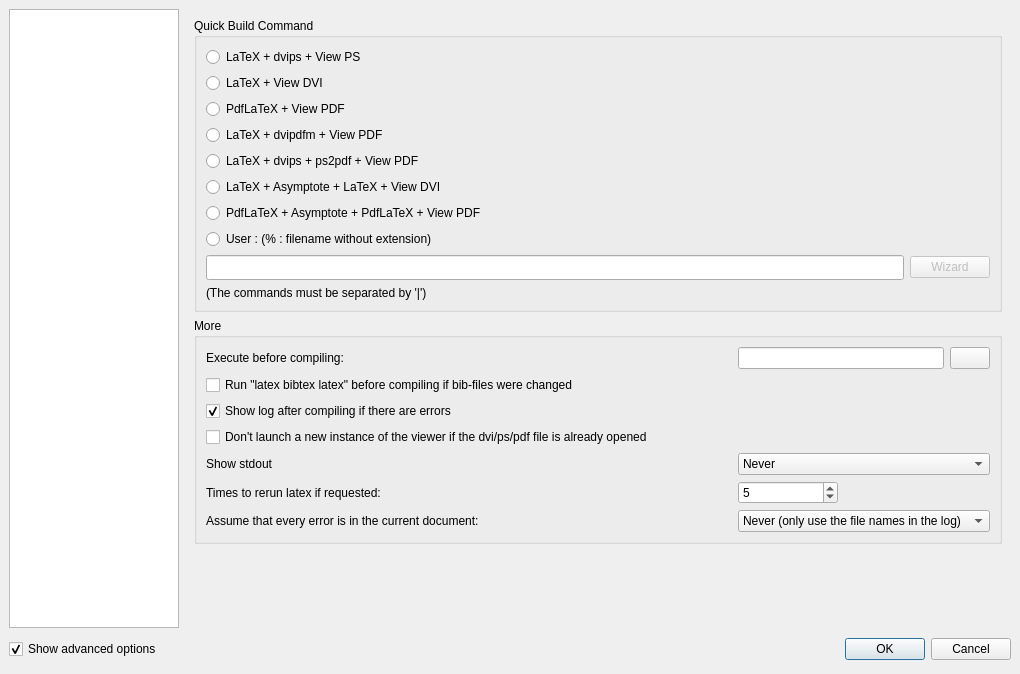
First picture: the form in configdialog.ui, repository svn2github/texstudio-trunk, before the edit.
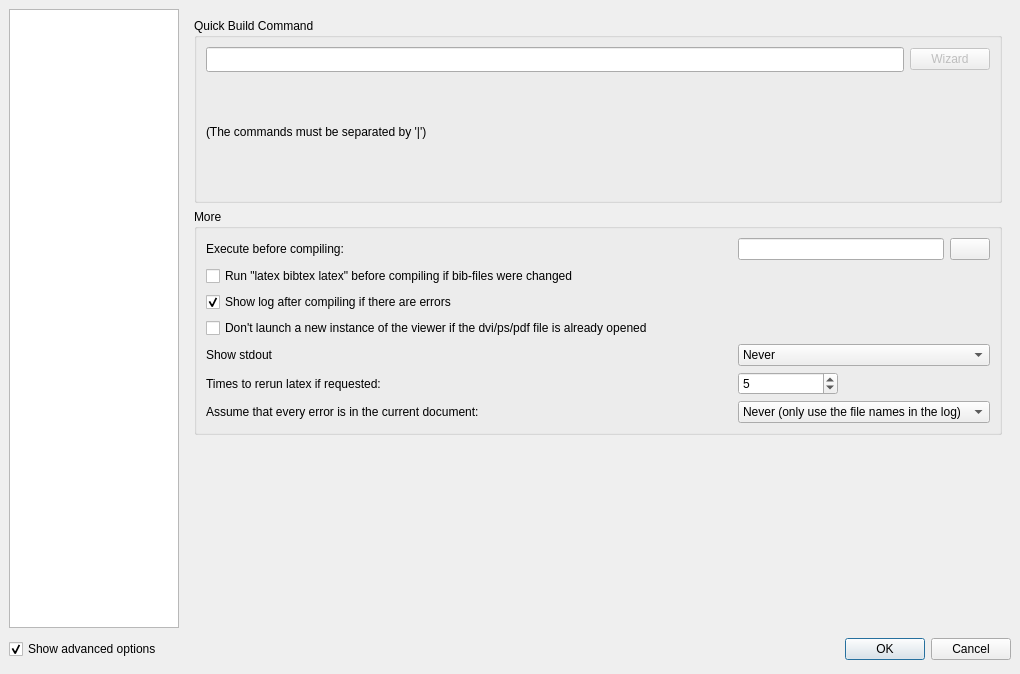
Second picture: the form after the edit. The open tabs and pages were chosen to show the change. Icons and pictures are not drawn.

Diff of the .ui file:
```diff
--- a/configdialog.ui
+++ b/configdialog.ui
@@ -678,66 +678,10 @@
           </property>
           <item row="0" column="0">
            <layout class="QGridLayout" name="gridLayout_2">
-            <property name="margin">
+            <property name="verticalSpacing">
              <number>0</number>
             </property>
-            <item row="0" column="0" colspan="2">
-             <widget class="QRadioButton" name="radioButton1">
-              <property name="text">
-               <string>LaTeX + dvips + View PS</string>
-              </property>
-             </widget>
-            </item>
-            <item row="1" column="0" colspan="2">
-             <widget class="QRadioButton" name="radioButton2">
-              <property name="text">
-               <string>LaTeX + View DVI</string>
-              </property>
-             </widget>
-            </item>
-            <item row="2" column="0" colspan="2">
-             <widget class="QRadioButton" name="radioButton3">
-              <property name="text">
-               <string>PdfLaTeX + View PDF</string>
-              </property>
-             </widget>
-            </item>
-            <item row="3" column="0" colspan="2">
-             <widget class="QRadioButton" name="radioButton4">
-              <property name="text">
-               <string>LaTeX + dvipdfm + View PDF</string>
-              </property>
-             </widget>
-            </item>
-            <item row="4" column="0" colspan="2">
-             <widget class="QRadioButton" name="radioButton5">
-              <property name="text">
-               <string>LaTeX + dvips + ps2pdf + View PDF</string>
-              </property>
-             </widget>
-            </item>
-            <item row="5" column="0" colspan="2">
-             <widget class="QRadioButton" name="radioButton6_2">
-              <property name="text">
-               <string>LaTeX + Asymptote + LaTeX + View DVI</string>
-              </property>
-             </widget>
-            </item>
-            <item row="6" column="0" colspan="2">
-             <widget class="QRadioButton" name="radioButton7">
-              <property name="text">
-               <string>PdfLaTeX + Asymptote + PdfLaTeX + View PDF</string>
-              </property>
-             </widget>
-            </item>
-            <item row="7" column="0" colspan="2">
-             <widget class="QRadioButton" name="radioButton6">
-              <property name="text">
-               <string>User : (% : filename without extension)</string>
-              </property>
-             </widget>
-            </item>
-            <item row="8" column="0">
+            <item row="1" column="0">
              <widget class="QLineEdit" name="lineEditUserquick">
               <property name="font">
                <font>
@@ -747,14 +691,7 @@
               </property>
              </widget>
             </item>
-            <item row="10" column="0" colspan="2">
-             <widget class="QLabel" name="label">
-              <property name="text">
-               <string>(The commands must be separated by '|')</string>
-              </property>
-             </widget>
-            </item>
-            <item row="8" column="1">
+            <item row="1" column="1">
              <widget class="QPushButton" name="pushButtonQuickBuildWizard">
               <property name="enabled">
                <bool>false</bool>
@@ -764,6 +701,16 @@
               </property>
              </widget>
             </item>
+            <item row="2" column="0" colspan="2">
+             <widget class="QLabel" name="label">
+              <property name="text">
+               <string>(The commands must be separated by '|')</string>
+              </property>
+             </widget>
+            </item>
+            <item row="0" column="0" colspan="2">
+             <layout class="QVBoxLayout" name="quickbuildLayout"/>
+            </item>
            </layout>
           </item>
          </layout>
```
Left out of the diff: 45 changed lines with no effect on the pictures.
